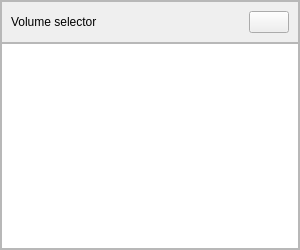
Before: the Qt Designer form volumeselectorwidget.ui in Frewacom/midi-soundboard, drawn with Qt 5.
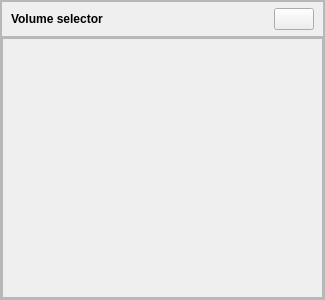
After: the same form once the commit is applied. Icons and pictures are not drawn.

Commit message: Finished the volume modal design

Diff of the .ui file:
```diff
--- a/volumeselectorwidget.ui
+++ b/volumeselectorwidget.ui
@@ -6,8 +6,8 @@
    <rect>
     <x>0</x>
     <y>0</y>
-    <width>300</width>
-    <height>250</height>
+    <width>325</width>
+    <height>300</height>
    </rect>
   </property>
   <property name="sizePolicy">
@@ -18,14 +18,14 @@
   </property>
   <property name="minimumSize">
    <size>
-    <width>300</width>
-    <height>250</height>
+    <width>325</width>
+    <height>300</height>
    </size>
   </property>
   <property name="maximumSize">
    <size>
-    <width>300</width>
-    <height>250</height>
+    <width>325</width>
+    <height>300</height>
    </size>
   </property>
   <property name="windowTitle">
@@ -80,8 +80,21 @@
          <enum>QFrame::Raised</enum>
         </property>
         <layout class="QHBoxLayout" name="horizontalLayout">
+         <property name="topMargin">
+          <number>6</number>
+         </property>
+         <property name="bottomMargin">
+          <number>6</number>
+         </property>
          <item>
           <widget class="QLabel" name="VolumeSelectorTitle">
+           <property name="font">
+            <font>
+             <family>Leelawadee UI</family>
+             <weight>75</weight>
+             <bold>true</bold>
+            </font>
+           </property>
            <property name="text">
             <string>Volume selector</string>
            </property>
@@ -115,7 +128,91 @@
        </widget>
       </item>
       <item>
-       <widget class="QListWidget" name="VolumeSelectorList"/>
+       <widget class="QFrame" name="VolumeSelectorListFrame">
+        <property name="frameShape">
+         <enum>QFrame::StyledPanel</enum>
+        </property>
+        <property name="frameShadow">
+         <enum>QFrame::Raised</enum>
+        </property>
+        <layout class="QVBoxLayout" name="verticalLayout_4">
+         <property name="spacing">
+          <number>0</number>
+         </property>
+         <property name="leftMargin">
+          <number>0</number>
+         </property>
+         <property name="topMargin">
+          <number>0</number>
+         </property>
+         <property name="rightMargin">
+          <number>0</number>
+         </property>
+         <property name="bottomMargin">
+          <number>0</number>
+         </property>
+         <item>
+          <widget class="QScrollArea" name="scrollArea">
+           <property name="minimumSize">
+            <size>
+             <width>0</width>
+             <height>110</height>
+            </size>
+           </property>
+           <property name="widgetResizable">
+            <bool>true</bool>
+           </property>
+           <widget class="QWidget" name="AudioDeviceList">
+            <property name="geometry">
+             <rect>
+              <x>0</x>
+              <y>0</y>
+              <width>319</width>
+              <height>256</height>
+             </rect>
+            </property>
+            <layout class="QVBoxLayout" name="verticalLayout_3">
+             <property name="spacing">
+              <number>0</number>
+             </property>
+             <property name="leftMargin">
+              <number>0</number>
+             </property>
+             <property name="topMargin">
+              <number>0</number>
+             </property>
+             <property name="rightMargin">
+              <number>0</number>
+             </property>
+             <property name="bottomMargin">
+              <number>0</number>
+             </property>
+             <item>
+              <layout class="QVBoxLayout" name="AudioDeviceListLayout">
+               <property name="spacing">
+                <number>0</number>
+               </property>
+               <item>
+                <spacer name="verticalSpacer">
+                 <property name="orientation">
+                  <enum>Qt::Vertical</enum>
+                 </property>
+                 <property name="sizeHint" stdset="0">
+                  <size>
+                   <width>20</width>
+                   <height>40</height>
+                  </size>
+                 </property>
+                </spacer>
+               </item>
+              </layout>
+             </item>
+            </layout>
+           </widget>
+          </widget>
+         </item>
+        </layout>
+       </widget>
       </item>
      </layout>
     </widget>
```
The commit also changes 14 other files.
